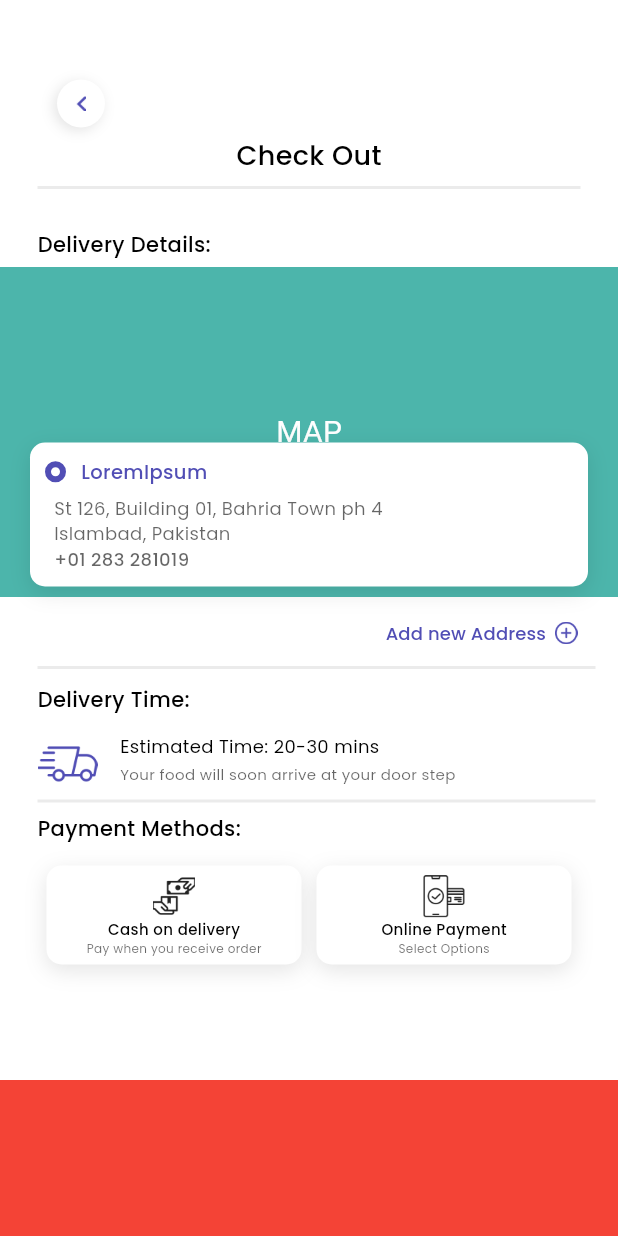
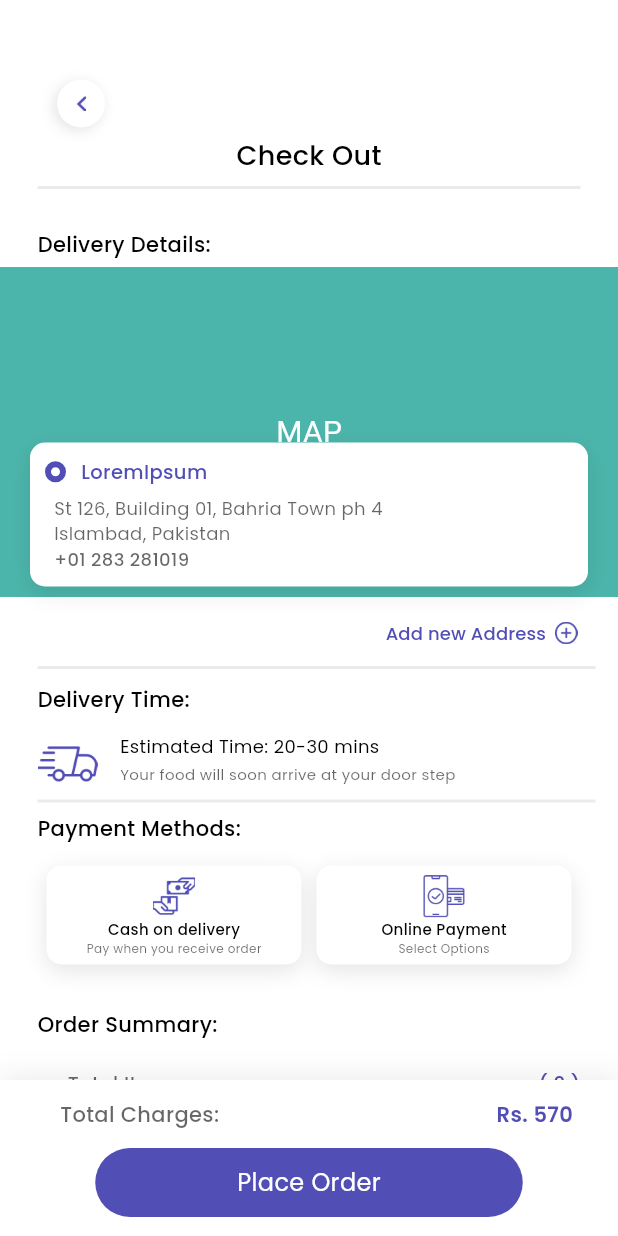
Before and after one commit to Waseem-Dar/FoodDeliveryApp, a Flutter app: the CheckOutScreen screen opened directly, on a phone screen of 412 x 824 dp. Run offline on Flutter 3.47's test engine with Material 3 defaults, Android fonts, the light colour scheme and no system bars; our stand-ins replace flutter_rating_bar, google_fonts, otp_text_field; missing offline and left inert: flutterotpfield.

```diff
--- a/lib/config/app_colors.dart
+++ b/lib/config/app_colors.dart
@@ -11,6 +11,8 @@ class AppColors{
   static Color whiteGrey =  const Color(0xFFF5F5F5);
   static Color white1 =  const Color(0xFFEBEBEB);
   static Color red =  const Color(0xFFEA0000);
+  static Color green =  const Color(0xFF078485);
+  static Color pink =  const Color(0xFF850753);
 
 
 
--- a/lib/screens/cart_screens/ckek_out_screen.dart
+++ b/lib/screens/cart_screens/ckek_out_screen.dart
@@ -150,68 +150,87 @@ class _CheckOutScreenState extends State<CheckOutScreen> {
                           width: double.infinity,
                           child: Text("Payment Methods:",style: GoogleFonts.poppins(fontSize:14,fontWeight:FontWeight.w500,color:Colors.black),textAlign: TextAlign.left,)),
                       Padding(
-                        padding: const EdgeInsets.only(top: 15,right: 14,left: 4),
+                        padding: const EdgeInsets.fromLTRB( 4,15, 14, 30),
                         child: Row(
                           mainAxisAlignment: MainAxisAlignment.center,
                           children: [
-                            InkWell(
-                              onTap:(){
+
+                            UserWidgets.toggleButton(cash,"assets/images/cash-on-icon.png" ,"Cash on delivery","Pay when you receive order",() {
                               setState(() {
-                                  cash = !cash;
+                                if (!cash) {
+                                  cash = true;
+                                  online = false;
+                                }
                               });
-                              },
-                              child: Container(
-                                width: mq.width/2-36,
-                                height: 66,
-                                decoration: BoxDecoration(
-                                  color:cash?AppColors.mainColor: Colors.white,
-                                    borderRadius: BorderRadius.circular(10),
-                                    boxShadow: [BoxShadow(
-                                        color: Colors.black.withOpacity(0.1),offset: const Offset(0, 4),blurRadius:11.199999809265137
-
-                                    )]
-                                ),
-                                child: Column(
-                                  mainAxisAlignment: MainAxisAlignment.center,
-                                  children: [
-                                    const ImageIcon(AssetImage("assets/images/cash-on-icon.png"),size: 29,),
-                                    Text("Cash on delivery",style: GoogleFonts.poppins(fontSize:10,fontWeight:FontWeight.w500,color:Colors.black)),
-                                    Text("Pay when you receive order",style: GoogleFonts.poppins(fontSize:8,fontWeight:FontWeight.w400,color:AppColors.black6)),
+                            },),
+                            const SizedBox(width: 10),
+                            UserWidgets.toggleButton(online,"assets/images/online-pay-icon.png" ,"Online Payment","Select Options",() {
+                                  setState(() {
+                                  if (!online) {
+                                    online = true;
+                                    cash = false;
+                                  }
+                                  });
+                            },)
                           ],
                         ),
                       ),
-                            ),
-                            const SizedBox(width: 10),
-                            InkWell(
-                              onTap:(){},
-                              child: Container(
-                                width: mq.width/2-36,
-                                height: 66,
-                                decoration: BoxDecoration(
-                                  color: Colors.white,
-                                    borderRadius: BorderRadius.circular(10),
-                                    boxShadow: [BoxShadow(
-                                        color: Colors.black.withOpacity(0.1),offset: const Offset(0, 4),blurRadius:11.199999809265137
-
-                                    )]
-                                ),
+                      SizedBox(
+                          width: double.infinity,
+                          child: Text("Order Summary:",style: GoogleFonts.poppins(fontSize:14,fontWeight:FontWeight.w500,color:Colors.black),textAlign: TextAlign.left,)),
+                      Padding(
+                        padding: const EdgeInsets.fromLTRB(20,20,10,5),
                         child: Column(
-                                  mainAxisAlignment: MainAxisAlignment.center,
                           children: [
-                                    const ImageIcon(AssetImage("assets/images/online-pay-icon.png"),size: 29,),
-                                    Text("Online Payment",style: GoogleFonts.poppins(fontSize:10,fontWeight:FontWeight.w500,color:Colors.black)),
-                                    Text("Select Options",style: GoogleFonts.poppins(fontSize:8,fontWeight:FontWeight.w400,color:AppColors.black6)),
+                            Row(
+                              mainAxisAlignment: MainAxisAlignment.spaceBetween,
+                              children: [
+                                Text("Total Items",style: GoogleFonts.poppins(fontSize:13,fontWeight:FontWeight.w500,color:AppColors.black6),),
+                                Text("( 2 )",style: GoogleFonts.poppins(fontSize:13,fontWeight:FontWeight.w500,color:AppColors.mainColor),)
                               ],
                             ),
+                            Row(
+                              mainAxisAlignment: MainAxisAlignment.spaceBetween,
+                              children: [
+                                Text("Subtotal",style: GoogleFonts.poppins(fontSize:13,fontWeight:FontWeight.w500,color:AppColors.black6),),
+                                Text("Rs. 570",style: GoogleFonts.poppins(fontSize:13,fontWeight:FontWeight.w500,color:AppColors.mainColor),)
+                              ],
                             ),
+                            Row(
+                              mainAxisAlignment: MainAxisAlignment.spaceBetween,
+                              children: [
+                                Text("Delivery Charges",style: GoogleFonts.poppins(fontSize:13,fontWeight:FontWeight.w500,color:AppColors.black6),),
+                                Container(
+                                    width: 50,
+                                    height: 15,
+                                    decoration: BoxDecoration(
+                                        color: AppColors.mainColor.withOpacity(0.1),
+                                        borderRadius: BorderRadius.circular(9)
+                                    ),
+                                    child: Center(child: Text("Free",style: GoogleFonts.poppins(fontSize:10,fontWeight:FontWeight.w500,color:AppColors.mainColor),)))
+                              ],
                             ),
                           ],
                         ),
                       ),
+                      Divider(color: AppColors.white1,thickness: 1,),
+                      Padding(
+                        padding: const EdgeInsets.only(left: 20,right: 10),
+                        child: Row(
+                          mainAxisAlignment: MainAxisAlignment.spaceBetween,
+                          children: [
+                            Text("Total Charges:",style: GoogleFonts.poppins(fontSize:14,fontWeight:FontWeight.w500,color:Colors.black),),
+                            Text("Rs. 570",style: GoogleFonts.poppins(fontSize:14,fontWeight:FontWeight.w600,color:AppColors.mainColor),)
                           ],
                         ),
+                      ),
+
+                    ],
+                  ),
+                ),
+                const SizedBox(
+                  height: 115,
                 )
-
 
               ],
             ),
@@ -221,7 +240,45 @@ class _CheckOutScreenState extends State<CheckOutScreen> {
             child: Container(
               width: double.infinity,
               height: 104,
-              color: Colors.red,
+              decoration: BoxDecoration(
+                color: Colors.white,
+                boxShadow: [BoxShadow(
+                  color: Colors.black.withOpacity(0.09),offset: const Offset(0, -1),blurRadius:16.200000762939453
+                )]
+              ),
+              child: Column(
+                mainAxisAlignment: MainAxisAlignment.spaceEvenly,
+                children: [
+                  Padding(
+                    padding: const EdgeInsets.only(left: 40,right: 30),
+                    child: Row(
+                      mainAxisAlignment: MainAxisAlignment.spaceBetween,
+                      children: [
+                        Text("Total Charges:",style: GoogleFonts.poppins(fontSize:14,fontWeight:FontWeight.w500,color:AppColors.black6),),
+                        Text("Rs. 570",style: GoogleFonts.poppins(fontSize:14,fontWeight:FontWeight.w600,color:AppColors.mainColor),)
+                      ],
+                    ),
+                  ),InkWell(
+                    borderRadius: BorderRadius.circular(23),
+                    onTap: () {
+                      Navigator.pop(context);
+                    },
+                    child: Container(
+                      width: 285,
+                      height: 46,
+                      decoration: BoxDecoration(
+                        color:AppColors.mainColor,
+                        borderRadius: BorderRadius.circular(23),
+                      ),
+                      child: Center(
+                        child: Text("Place Order",style: GoogleFonts.poppins(fontWeight:FontWeight.w400,fontSize:16,
+                          color:Colors.white)),
+                      ),
+                    ),
+                  ),
+
+                ],
+              ),
             ),
           )
         ],
--- a/lib/screens/menu_bar_screen.dart
+++ b/lib/screens/menu_bar_screen.dart
@@ -3,6 +3,7 @@ import 'package:food_app/config/app_colors.dart';
 import 'package:food_app/screens/cart_screens/cart_screen.dart';
 import 'package:food_app/screens/favorite_screen.dart';
 import 'package:food_app/screens/profile_screens/profile_screen.dart';
+import 'package:food_app/screens/voucher_offer_screen.dart';
 import 'package:food_app/widgets/user_widgets.dart';
 import 'package:google_fonts/google_fonts.dart';
 
@@ -60,7 +61,9 @@ class _MenuBarScreenState extends State<MenuBarScreen> {
               },22),
               UserWidgets.tileWidget("assets/images/current-l-icon.png", "Nearby", () {},21),
               Divider(color: AppColors.white1,height: 15,endIndent: 25,indent: 30 ,thickness: 2,),
-              UserWidgets.tileWidget("assets/images/offer-icon.png", "Vouchers & Offers", () {},26),
+              UserWidgets.tileWidget("assets/images/offer-icon.png", "Vouchers & Offers", () {
+                Navigator.push(context, MaterialPageRoute(builder: (context) => VouchersScreen(),));
+              },26),
               UserWidgets.tileWidget("assets/images/order-icon.png", "Orders & Reordering", () {},23),
               UserWidgets.tileWidget("assets/images/addresses.png", "Addresses", () {},20),
               UserWidgets.tileWidget("assets/images/invite-icon.png", "Invite Friends", () {},20),  //icon missing
--- a/lib/widgets/user_widgets.dart
+++ b/lib/widgets/user_widgets.dart
@@ -3,6 +3,7 @@ import 'package:flutter/material.dart';
 import 'package:google_fonts/google_fonts.dart';
 
 import '../config/app_colors.dart';
+import '../main.dart';
 
 class UserWidgets{
 
@@ -185,5 +186,31 @@ class UserWidgets{
         ));
   }
 
+  static Widget toggleButton(bool value,String icon,String text1,String text2,VoidCallback onTap){
+    return InkWell(
+      onTap:onTap,
+      child: Container(
+        width: mq.width/2-36,
+        height: 66,
+        decoration: BoxDecoration(
+            color:value?AppColors.mainColor: Colors.white,
+            borderRadius: BorderRadius.circular(10),
+            boxShadow: [BoxShadow(
+                color: Colors.black.withOpacity(0.1),offset: const Offset(0, 4),blurRadius:11.199999809265137
+
+            )]
+        ),
+        child: Column(
+          mainAxisAlignment: MainAxisAlignment.center,
+          children: [
+            ImageIcon( AssetImage(icon),size: 29,color: value?Colors.white:AppColors.mainColor ,),
+            Text(text1,style: GoogleFonts.poppins(fontSize:10,fontWeight:FontWeight.w500,color:value?Colors.white:Colors.black)),
+            Text(text2,style: GoogleFonts.poppins(fontSize:8,fontWeight:FontWeight.w400,color:value?Colors.white:AppColors.black6)),
+          ],
+        ),
+      ),
+    );
+  }
+
 
 }
```
Also changed, not shown: lib/config/app_list.dart (+10 -0 lines), lib/screens/voucher_offer_screen.dart (added, +101 -0 lines), lib/widgets/cards/voucher-card.dart (added, +93 -0 lines), assets/images/cut-line.png (added). Lines whose indentation alone changed are shown as unchanged.
